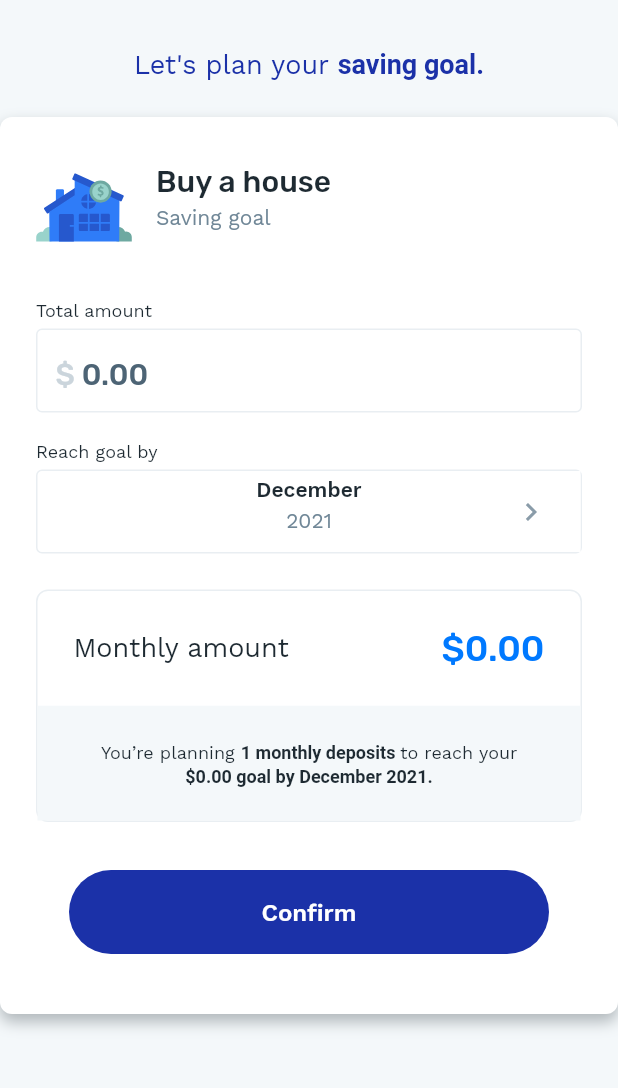
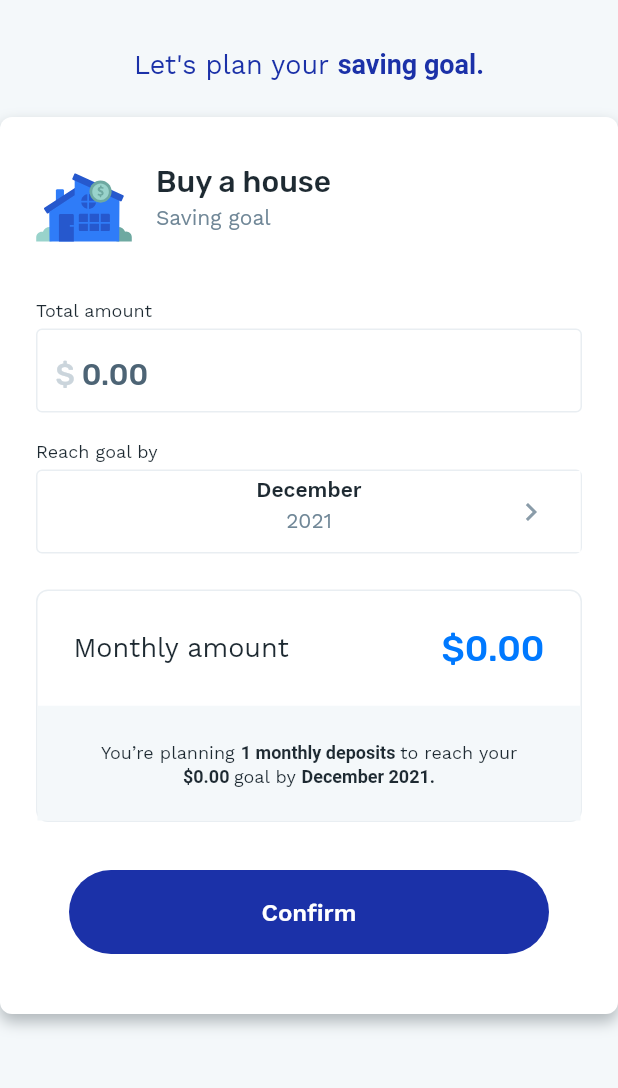
Before and after one commit to fernandamaiait/take-home-assignment, a Flutter app: the screen it shows after launch, on a phone screen of 412 x 824 dp, the part 84-1172 px from its top. Run offline on Flutter 3.47's test engine with Material 2 defaults, Android fonts, the phone set to English and light mode, and no system bars; our stand-ins replace extended_masked_text, flutter_mobx, flutter_svg, google_fonts, mobx; generated files the repository leaves out were written again.

Commit message:
Adjusting currency format

```diff
--- a/lib/pages/home/components/input_area.dart
+++ b/lib/pages/home/components/input_area.dart
@@ -50,11 +50,13 @@ class _InputAreaState extends State<InputArea> {
           Flexible(
             flex: 3,
             child: Input(
-                label: 'Total amount',
-                controller: controller,
-                onChanged: (_) {
-                  store.setFinalAmount(controller!.numberValue);
-                }),
+              label: 'Total amount',
+              controller: controller,
+              isCurrencyValue: true,
+              onChanged: (_) {
+                store.setFinalAmount(controller!.numberValue);
+              },
+            ),
           ),
           isLargeScreen(context) ? SizedBox(width: 16) : SizedBox(height: 16),
           Flexible(
--- a/lib/pages/home/components/monthly_amount_info.dart
+++ b/lib/pages/home/components/monthly_amount_info.dart
@@ -118,8 +118,16 @@ class LowerContainer extends StatelessWidget {
                     text: 'to reach your ',
                   ),
                   TextSpan(
-                    text:
-                        '${formatCurrency(store.finalAmount)} goal by ${store.formattedMonth} ${store.finalDate.year}.',
+                    text: '${formatCurrency(store.finalAmount)} ',
+                    style: TextStyle(
+                      fontWeight: FontWeight.w600,
+                    ),
+                  ),
+                  TextSpan(
+                    text: 'goal by ',
+                  ),
+                  TextSpan(
+                    text: '${store.formattedMonth} ${store.finalDate.year}.',
                     style: TextStyle(
                       fontWeight: FontWeight.w600,
                     ),
```
